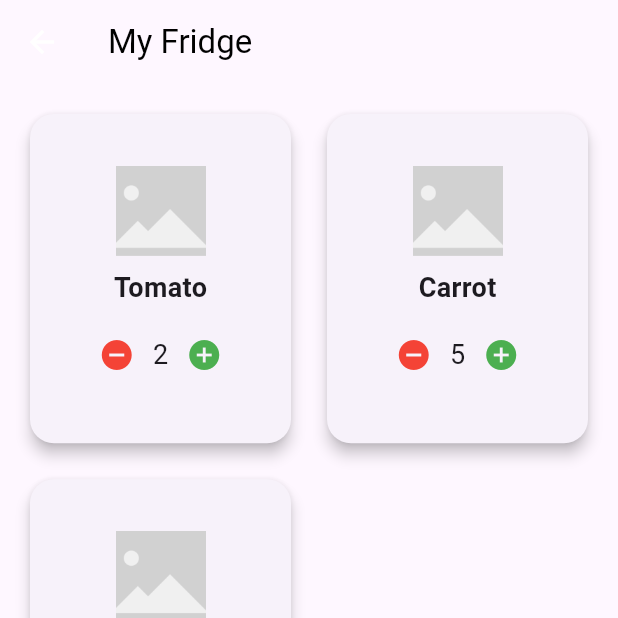
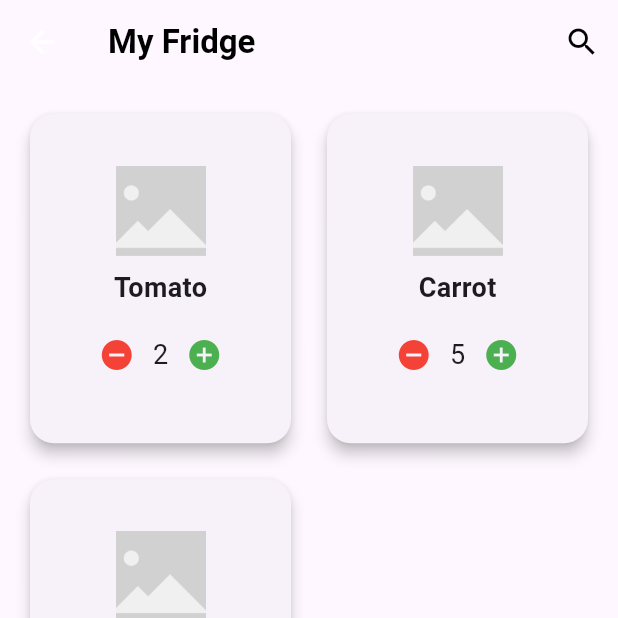
Before and after one commit to eloritzkovitz/SnapChef, a Flutter app: the FridgeScreen screen opened directly, on a phone screen of 412 x 824 dp, the top half of it. Run offline on Flutter 3.47's test engine with Material 3 defaults, Android fonts, the phone set to English and light mode, and no system bars; our stand-ins replace flutter_dotenv, image_picker, shared_preferences; accounts and stored records are empty.

Commit message:
Added search delegate

```diff
--- a/lib/main.dart
+++ b/lib/main.dart
@@ -5,6 +5,7 @@ import 'package:provider/provider.dart';
 import 'package:shared_preferences/shared_preferences.dart';
 import 'viewmodels/main_viewmodel.dart';
 import 'viewmodels/auth_viewmodel.dart';
+import 'viewmodels/fridge_viewmodel.dart';
 import 'views/auth/login_screen.dart';
 import 'views/auth/signup_screen.dart';
 import 'views/main_screen.dart';
@@ -43,6 +44,7 @@ class MyApp extends StatelessWidget {
       providers: [
         ChangeNotifierProvider(create: (_) => MainViewModel()),
         ChangeNotifierProvider(create: (_) => AuthViewModel()),
+        ChangeNotifierProvider(create: (_) => FridgeViewModel(),)
       ],
       child: MaterialApp(
         theme: ThemeData(
--- a/lib/viewmodels/ingredient_viewmodel.dart
+++ b/lib/viewmodels/fridge_viewmodel.dart
@@ -26,31 +26,33 @@ class FridgeViewModel extends ChangeNotifier {
     ),
   ];
 
+  String _filter = '';
+
   List<Ingredient> get ingredients => List.unmodifiable(_ingredients);
 
-  // Increase the count of an ingredient
+  List<Ingredient> get filteredIngredients {
+    if (_filter.isEmpty) {
+      return _ingredients;
+    }
+    return _ingredients
+        .where((ingredient) => ingredient.name.toLowerCase().contains(_filter.toLowerCase()))
+        .toList();
+  }
+
+  void setFilter(String filter) {
+    _filter = filter;
+    notifyListeners();
+  }
+
   void increaseCount(int index) {
     _ingredients[index].count++;
     notifyListeners();
   }
 
-  // Decrease the count of an ingredient
   void decreaseCount(int index) {
     if (_ingredients[index].count > 0) {
       _ingredients[index].count--;
       notifyListeners();
     }
   }
-
-  // Add a new ingredient to the list
-  void addIngredient(Ingredient ingredient) {
-    _ingredients.add(ingredient);
-    notifyListeners();
-  }
-
-  // Remove an ingredient by index
-  void removeIngredient(int index) {
-    _ingredients.removeAt(index);
-    notifyListeners();
-  }
 }
--- a/lib/views/fridge/fridge_screen.dart
+++ b/lib/views/fridge/fridge_screen.dart
@@ -1,7 +1,8 @@
 import 'package:flutter/material.dart';
 import 'package:provider/provider.dart';
-import '../../viewmodels/ingredient_viewmodel.dart';
+import '../../viewmodels/fridge_viewmodel.dart';
 import './widgets/ingredient_card.dart';
+import './ingredient_search_delegate.dart';
 
 class FridgeScreen extends StatelessWidget {
   const FridgeScreen({super.key});
@@ -12,13 +13,24 @@ class FridgeScreen extends StatelessWidget {
       create: (_) => FridgeViewModel(),
       child: Scaffold(
         appBar: AppBar(
-          title: const Text('My Fridge'),
+          title: const Text('My Fridge', style: TextStyle(fontWeight: FontWeight.bold)),
           foregroundColor: Colors.black,
+          actions: [
+            IconButton(
+              icon: const Icon(Icons.search, color: Colors.black),
+              onPressed: () {
+                showSearch(
+                  context: context,
+                  delegate: IngredientSearchDelegate(),
+                );
+              },
+            ),
+          ],
         ),
         body: SafeArea(
           child: Column(
             children: [
-              Flexible( // Use Flexible instead of Expanded
+              Flexible(
                 child: Consumer<FridgeViewModel>(
                   builder: (context, viewModel, child) {
                     return GridView.builder(
@@ -29,9 +41,9 @@ class FridgeScreen extends StatelessWidget {
                         mainAxisSpacing: 16.0,
                         childAspectRatio: 0.8,
                       ),
-                      itemCount: viewModel.ingredients.length,
+                      itemCount: viewModel.filteredIngredients.length,
                       itemBuilder: (context, index) {
-                        final ingredient = viewModel.ingredients[index];
+                        final ingredient = viewModel.filteredIngredients[index];
                         return IngredientCard(
                           ingredient: ingredient,
                           onIncrease: () => viewModel.increaseCount(index),
```
Also changed, not shown: lib/views/fridge/ingredient_search_delegate.dart (added, +71 -0 lines).
